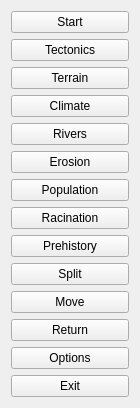
First picture: the form in mainmenu.ui, repository tps12/Tec-Nine, before the edit.
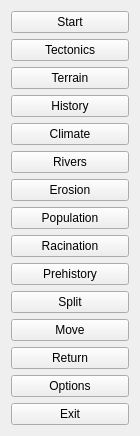
Second picture: the form after the edit.

Commit message:
Add history mode
Currently only shows population levels, distributing coarse populations
throughout child grids appropriately. Still some weirdness in how coasts
are handled.

What changed in the file:
```diff
--- a/mainmenu.ui
+++ b/mainmenu.ui
@@ -41,6 +41,13 @@
      </property>
     </widget>
    </item>
+   <item>
+    <widget class="QPushButton" name="history">
+     <property name="text">
+      <string>History</string>
+     </property>
+    </widget>
+   </item>
    <item>
     <widget class="QPushButton" name="climate">
      <property name="sizePolicy">
```
The commit also changes 8 other files.
